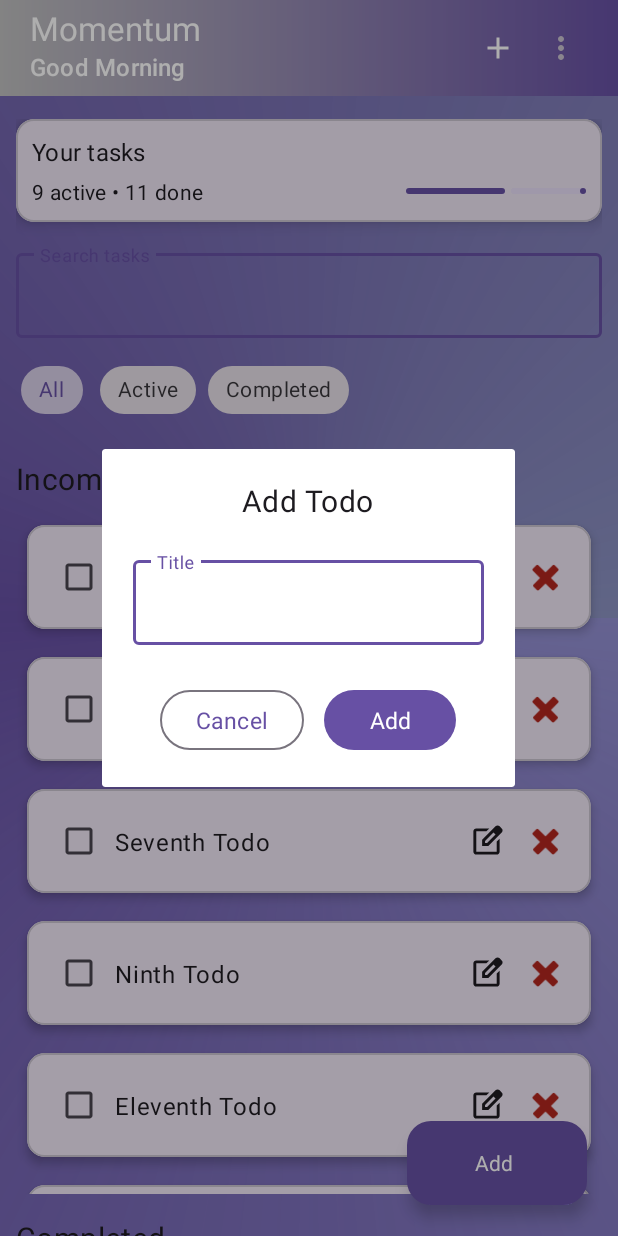
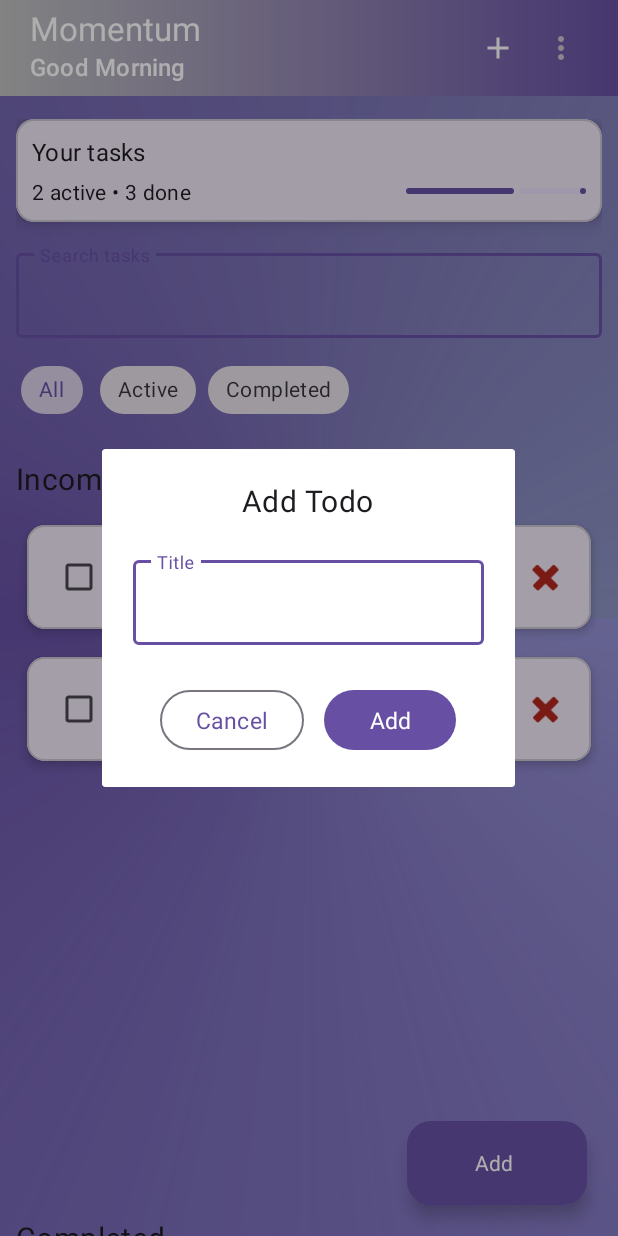
Before and after one commit to shubham-8609/Momentum, an Android app: the screen it shows after launch (MainActivity), after a tap on "New Todo", on a phone screen of 412 x 824 dp. Run offline under Robolectric (Android 15) with nearby library versions, the phone set to English and light mode, and no system bars; our stand-ins replace sdp/ssp sizes; Roboto replaces fonts that are not available here.

Commit message:
Add sharedPreferences for small options , used  DialogHelper

```diff
--- /dev/null
+++ b/app/src/main/java/com/codeleg/momentum/DialogHelper.kt
@@ -0,0 +1,57 @@
+package com.codeleg.momentum
+
+import android.app.Dialog
+import android.content.Context
+import android.content.SharedPreferences
+import android.widget.CheckBox
+import android.widget.EditText
+import android.view.View
+import com.google.android.material.snackbar.Snackbar
+import kotlin.random.Random
+
+object DialogHelper {
+
+    fun showAddTodoDialog(
+        context: MainActivity,
+        onAdd: (ToDoModal) -> Unit
+    ) {
+        Dialog(context).apply {
+            setContentView(R.layout.add_todo_layout)
+            val titleInput = findViewById<EditText>(R.id.todo_title_input)
+            findViewById<View>(R.id.add_todo_cancel_btn).setOnClickListener { dismiss() }
+            findViewById<View>(R.id.add_todo_btn).setOnClickListener {
+                val title = titleInput.text.toString().trim()
+                if (title.isEmpty()) {
+                    Snackbar.make(context.binding.root, "Title cannot be empty", Snackbar.LENGTH_SHORT).show()
+                } else {
+                    onAdd(ToDoModal(title,  generateRandomId(), false))
+                    dismiss()
+                }
+            }
+            show()
+        }
+    }
+
+    fun showConfirmDeleteDialog(
+        context: Context,
+        pref: SharedPreferences,
+        callback: (Boolean, Boolean) -> Unit
+    ) {
+        Dialog(context).apply {
+            setContentView(R.layout.dialog_confirm_delete)
+            val dontAsk = findViewById<CheckBox>(R.id.dont_ask_again_checkbox)
+
+            findViewById<View>(R.id.delete_confirm_dialog_cancel_button).setOnClickListener {
+                dismiss(); callback(false, false)
+            }
+            findViewById<View>(R.id.delete_todo_dialog_confirm_button).setOnClickListener {
+                val dontAskChecked = dontAsk.isChecked
+                pref.edit().putBoolean("delete_flag", dontAskChecked).apply()
+                dismiss(); callback(true, dontAskChecked)
+            }
+            show()
+        }
+    }
+
+    fun generateRandomId() = Random.nextInt(100000, 999999)
+}
--- a/app/src/main/java/com/codeleg/momentum/MainActivity.kt
+++ b/app/src/main/java/com/codeleg/momentum/MainActivity.kt
@@ -1,15 +1,11 @@
 package com.codeleg.momentum
 
 import android.Manifest
-import android.app.Dialog
-import android.app.Notification
-import android.app.NotificationChannel
-import android.app.NotificationManager
-import android.app.PendingIntent
+import android.app.*
 import android.content.Intent
+import android.content.SharedPreferences
 import android.content.pm.PackageManager
-import android.graphics.drawable.BitmapDrawable
-import android.graphics.drawable.Drawable
+import android.net.Uri
 import android.os.Build
 import android.os.Bundle
 import android.view.Menu
@@ -21,54 +17,54 @@ import androidx.activity.enableEdgeToEdge
 import androidx.appcompat.app.AppCompatActivity
 import androidx.core.app.ActivityCompat
 import androidx.core.content.ContextCompat
-import androidx.core.content.res.ResourcesCompat
-import androidx.core.graphics.drawable.toBitmap
 import androidx.core.view.ViewCompat
 import androidx.core.view.WindowInsetsCompat
 import androidx.recyclerview.widget.LinearLayoutManager
+import com.codeleg.momentum.DialogHelper.showAddTodoDialog
 import com.codeleg.momentum.databinding.ActivityMainBinding
 import com.google.android.material.chip.ChipGroup
 import com.google.android.material.snackbar.Snackbar
 import kotlin.random.Random
 
+sealed class TodoFilter(val key: String) {
+    object All : TodoFilter("all")
+    object Active : TodoFilter("active")
+    object Completed : TodoFilter("completed")
+
+    companion object {
+        fun fromKey(key: String): TodoFilter = when (key) {
+            "active" -> Active
+            "completed" -> Completed
+            else -> All
+        }
+    }
+}
+
 class MainActivity : AppCompatActivity(), TodoItemInteractionListener {
 
-    private lateinit var binding: ActivityMainBinding
-
-    private val completedTodos = mutableListOf<ToDoModal>()
-    private val activeTodos = mutableListOf<ToDoModal>()
-
+      lateinit var binding: ActivityMainBinding
     private lateinit var activeAdapter: ToDoAdapter
     private lateinit var completedAdapter: CompTodoAdapter
+    private lateinit var nm: NotificationManager
+    private lateinit var pref: SharedPreferences
 
+    private val activeTodos = mutableListOf<ToDoModal>()
+    private val completedTodos = mutableListOf<ToDoModal>()
     private var dontAskAgainDelete = false
+    private var currentFilter: TodoFilter = TodoFilter.All
+
     private val TODO_INFO_CHANNEL_ID = "todo_info_channel"
     private val TODO_INFO_CHANNEL_NAME = "Todo Reminder"
-    private  val NOTIFICATION_PERMISSION_REQUEST_CODE = 123
+    private val NOTIFICATION_PERMISSION_REQUEST_CODE = 123
 
     private companion object {
-
         private val initialItems = listOf(
             ToDoModal("First Todo", 1, true),
             ToDoModal("Second Todo", 2, true),
             ToDoModal("Third Todo", 3, false),
             ToDoModal("Fourth Todo", 4, true),
-            ToDoModal("Fifth Todo", 5, false),
-            ToDoModal("Sixth Todo", 6, true),
-            ToDoModal("Seventh Todo", 7, false),
-            ToDoModal("Eighth Todo", 8, true),
-            ToDoModal("Ninth Todo", 9, false),
-            ToDoModal("Tenth Todo", 10, true),
-            ToDoModal("Eleventh Todo", 11, false),
-            ToDoModal("Twelfth Todo", 12, true),
-            ToDoModal("Thirteenth Todo", 13, false),
-            ToDoModal("Fourteenth Todo", 14, true),
-            ToDoModal("Fifteenth Todo", 15, false),
-            ToDoModal("Sixteenth Todo", 16, true),
-            ToDoModal("Seventeenth Todo", 17, false),
-            ToDoModal("Eighteenth Todo", 18, true),
-            ToDoModal("Nineteenth Todo", 19, false),
-            ToDoModal("Twentieth Todo", 20, true)
+            ToDoModal("Fifth Todo", 5, false)
+            // add more if needed
         )
     }
 
@@ -78,19 +74,29 @@ class MainActivity : AppCompatActivity(), TodoItemInteractionListener {
         binding = ActivityMainBinding.inflate(layoutInflater)
         setContentView(binding.root)
 
+        nm = getSystemService(NOTIFICATION_SERVICE) as NotificationManager
+        pref = getSharedPreferences("settings", MODE_PRIVATE)
+
+        checkData()
         setupEdgeToEdge()
         setupToolbar()
         setupRecyclerViews()
         loadInitialData()
         setupFab()
-        updateProgress()
-        showNotification()
+        updateUI()
+        setupFilterChips()
 
-        binding.filterChips.setOnCheckedChangeListener { group, checkedId ->
-            filterTodo(group, checkedId)
-        }
+        requestNotificationPermission()
+    }
 
-        requestNotificationPermissionAndShow()
+    override fun onDestroy() {
+        super.onDestroy()
+        nm.notify(1, buildNotification())
+    }
+
+    override fun onResume() {
+        super.onResume()
+        nm.cancel(1)
     }
 
     private fun setupEdgeToEdge() {
@@ -119,93 +125,94 @@ class MainActivity : AppCompatActivity(), TodoItemInteractionListener {
     }
 
     private fun setupFab() = with(binding) {
-        addTodoDialogBtn.setOnClickListener { showAddTodoDialog() }
+        addTodoDialogBtn.setOnClickListener {
+            DialogHelper.showAddTodoDialog(this@MainActivity) { todo ->
+                addTodo(todo)
+            }
+        }
+    }
+
+    private fun setupFilterChips() {
+        binding.filterChips.setOnCheckedChangeListener { _, checkedId ->
+            val newFilter = when (checkedId) {
+                R.id.chip_active -> TodoFilter.Active
+                R.id.chip_completed -> TodoFilter.Completed
+                else -> TodoFilter.All
+            }
+            if (newFilter != currentFilter) {
+                saveFilterState(newFilter)
+                updateUIVisibility()
+            }
+        }
     }
 
     private fun loadInitialData() {
         initialItems.forEach { if (it.isDone) completedTodos.add(it) else activeTodos.add(it) }
         activeAdapter.notifyDataSetChanged()
         completedAdapter.notifyDataSetChanged()
-        updateUIVisibility()
-    }
-
-    private fun showAddTodoDialog() {
-        Dialog(this).apply {
-            setContentView(R.layout.add_todo_layout)
-            val titleInput = findViewById<EditText>(R.id.todo_title_input)
-            findViewById<View>(R.id.add_todo_cancel_btn).setOnClickListener { dismiss() }
-            findViewById<View>(R.id.add_todo_btn).setOnClickListener {
-                val title = titleInput.text.toString().trim()
-                if (title.isEmpty()) {
-                    Snackbar.make(binding.root, "Title cannot be empty", Snackbar.LENGTH_SHORT)
-                        .setAction("Dismiss") { }
-                        .show()
-                } else {
-                    addTodo(ToDoModal(title, generateRandomId(), false))
-                    dismiss()
-                }
-            }
-            show()
-        }
+        updateUI()
     }
 
     private fun addTodo(todo: ToDoModal) {
         activeTodos.add(todo)
         activeAdapter.notifyItemInserted(activeTodos.size - 1)
         binding.todosRecyclerView.scrollToPosition(activeTodos.size - 1)
-        updateProgress()
-        updateUIVisibility()
+        updateUI()
     }
 
-    override fun onTodoItemChecked(item: ToDoModal, position: Int) {
-        moveItemBetweenLists(activeTodos, completedTodos, position, activeAdapter, completedAdapter)
-    }
+    override fun onTodoItemChecked(item: ToDoModal, position: Int) =
+        toggleTodoState(activeTodos, completedTodos, position, activeAdapter, completedAdapter)
 
-    override fun onCompletedItemUnchecked(item: ToDoModal, position: Int) {
-        moveItemBetweenLists(completedTodos, activeTodos, position, completedAdapter, activeAdapter)
-    }
+    override fun onCompletedItemUnchecked(item: ToDoModal, position: Int) =
+        toggleTodoState(completedTodos, activeTodos, position, completedAdapter, activeAdapter)
 
-    private fun moveItemBetweenLists(
+    private fun toggleTodoState(
         from: MutableList<ToDoModal>,
         to: MutableList<ToDoModal>,
         pos: Int,
         fromAdapter: androidx.recyclerview.widget.RecyclerView.Adapter<*>,
         toAdapter: androidx.recyclerview.widget.RecyclerView.Adapter<*>
     ) {
-        if (pos !in from.indices) return
-        val item = from.removeAt(pos).apply { isDone = !isDone }
-        fromAdapter.notifyItemRemoved(pos)
-        to.add(item)
-        toAdapter.notifyItemInserted(to.size - 1)
+        from.getOrNull(pos)?.let { item ->
+            item.isDone = !item.isDone
+            from.removeAt(pos).also {
+                fromAdapter.notifyItemRemoved(pos)
+                to.add(it)
+                toAdapter.notifyItemInserted(to.size - 1)
+            }
+        }
+        updateUI()
+    }
+
+    override fun onAttemptDelete(callback: (Boolean) -> Unit) {
+        if (dontAskAgainDelete) {
+            callback(true)
+        } else {
+            DialogHelper.showConfirmDeleteDialog(this, pref) { confirmed, dontAsk ->
+                if (confirmed) {
+                    dontAskAgainDelete = dontAsk
+                    callback(true)
+                } else {
+                    callback(false)
+                }
+            }
+        }
+    }
+
+    private fun updateUI() {
         updateProgress()
         updateUIVisibility()
     }
 
-    override fun onAttemptDelete(callback: (Boolean) -> Unit) {
-        if (dontAskAgainDelete) callback(true) else showConfirmDeleteDialog(callback)
-        updateUIVisibility()
-    }
+    private fun updateUIVisibility() = with(binding) {
+        val showActive = activeTodos.isNotEmpty() && (currentFilter is TodoFilter.All || currentFilter is TodoFilter.Active)
+        val showCompleted = completedTodos.isNotEmpty() && (currentFilter is TodoFilter.All || currentFilter is TodoFilter.Completed)
 
-    private fun showConfirmDeleteDialog(callback: (Boolean) -> Unit) {
-        Dialog(this).apply {
-            setContentView(R.layout.dialog_confirm_delete)
-            val dontAsk = findViewById<CheckBox>(R.id.dont_ask_again_checkbox)
-            findViewById<View>(R.id.delete_confirm_dialog_cancel_button).setOnClickListener {
-                dismiss(); callback(false)
-            }
-            findViewById<View>(R.id.delete_todo_dialog_confirm_button).setOnClickListener {
-                dontAskAgainDelete = dontAsk.isChecked
-                dismiss(); callback(true)
-            }
-            show()
-        }
-    }
+        incompleteHeader.visibility = if (showActive) View.VISIBLE else View.GONE
+        todosRecyclerView.visibility = if (showActive) View.VISIBLE else View.GONE
 
-    private fun updateUIVisibility() = with(binding) {
-        completedHeader.visibility = if (completedTodos.isNotEmpty()) View.VISIBLE else View.GONE
-        completedTodoRecycler.visibility = completedHeader.visibility
-        incompleteHeader.visibility = if (activeTodos.isNotEmpty()) View.VISIBLE else View.GONE
-        todosRecyclerView.visibility = incompleteHeader.visibility
+        completedHeader.visibility = if (showCompleted) View.VISIBLE else View.GONE
+        completedTodoRecycler.visibility = if (showCompleted) View.VISIBLE else View.GONE
     }
 
     private fun updateProgress() = with(binding) {
@@ -217,70 +224,53 @@ class MainActivity : AppCompatActivity(), TodoItemInteractionListener {
         }
         val done = completedTodos.size
         todoProgress.progress = (done.toFloat() / total * 100).toInt()
-        val todoCountText = "${total - done} active • $done done"
-        todoCount.text = todoCountText
+        todoCount.text = "${total - done} active • $done done"
     }
 
-    private fun generateRandomId() = Random.nextInt(100000, 999999)
 
-    override fun onCreateOptionsMenu(menu: Menu?) = menuInflater.inflate(R.menu.activity_main_menu, menu).let { true }
+
+    override fun onCreateOptionsMenu(menu: Menu?) =
+        menuInflater.inflate(R.menu.activity_main_menu, menu).let { true }
 
     override fun onOptionsItemSelected(item: MenuItem): Boolean {
         when (item.itemId) {
-            R.id.add_todo_option -> showAddTodoDialog()
+            R.id.add_todo_option -> {
+                DialogHelper.showAddTodoDialog(this@MainActivity) { todo ->
+                    addTodo(todo)
+                }
+            }
             R.id.exit_option -> finishAffinity()
-            R.id.settings_option -> Snackbar.make(binding.root, "This feature isn't available.", Snackbar.LENGTH_SHORT)
-                .setAction("Dismiss") {}.show()
+            R.id.settings_option -> Snackbar.make(binding.root, "This feature isn’t available.", Snackbar.LENGTH_SHORT).show()
             R.id.ask_question_option -> {
                 val intent = Intent(Intent.ACTION_SEND)
                     .setType("message/rfc822")
-                    .putExtra(Intent.EXTRA_EMAIL , arrayOf("shubhamgupta8609@gmail.com"))
-                    .putExtra(Intent.EXTRA_SUBJECT , "Ask Question form Momentum")
-                    .putExtra(Intent.EXTRA_TEXT , "Hello developers , I want to ask a question about your app Momentum..")
-                 startActivity(Intent.createChooser(intent, "Send email using..."))
+                    .putExtra(Intent.EXTRA_EMAIL, arrayOf("shubhamgupta8609@gmail.com"))
+                    .putExtra(Intent.EXTRA_SUBJECT, "Ask Question from Momentum")
+                    .putExtra(Intent.EXTRA_TEXT, "Hello developers, I want to ask a question about your app Momentum..")
+                try {
+                    startActivity(Intent.createChooser(intent, "Send email using..."))
+                } catch (e: Exception) {
+                    Snackbar.make(binding.root, "No app found to send email.", Snackbar.LENGTH_SHORT).show()
+                }
+            }
+            R.id.contact_us_option -> {
+                val intent = Intent(Intent.ACTION_SENDTO)
+                    .setData(Uri.parse("smsto:" + Uri.encode("+919082871979")))
+                    .putExtra("sms_body", "Hello developer, [Your Query..]")
+                try {
+                startActivity(intent)
+                }catch(e: java.lang.Exception){
+                    Snackbar.make(binding.root, "No app found to send SMS.", Snackbar.LENGTH_SHORT).show()
+                }
             }
         }
         return super.onOptionsItemSelected(item)
     }
 
-    private fun filterTodo(group: ChipGroup, checkedId: Int) {
-        when (checkedId) {
-            R.id.chip_all -> {
-                binding.incompleteHeader.visibility = if (activeTodos.isNotEmpty()) View.VISIBLE else View.GONE
-                binding.todosRecyclerView.visibility = binding.incompleteHeader.visibility
-                binding.completedHeader.visibility = if (completedTodos.isNotEmpty()) View.VISIBLE else View.GONE
-                binding.completedTodoRecycler.visibility = binding.completedHeader.visibility
-            }
-            R.id.chip_active -> {
-                binding.incompleteHeader.visibility = if (activeTodos.isNotEmpty()) View.VISIBLE else View.GONE
-                binding.todosRecyclerView.visibility = binding.incompleteHeader.visibility
-                binding.completedHeader.visibility = View.GONE
-                binding.completedTodoRecycler.visibility = View.GONE
-            }
-            R.id.chip_completed -> {
-                binding.completedHeader.visibility = if (completedTodos.isNotEmpty()) View.VISIBLE else View.GONE
-                binding.completedTodoRecycler.visibility = binding.completedHeader.visibility
-                binding.incompleteHeader.visibility = View.GONE
-                binding.todosRecyclerView.visibility = View.GONE
-            }
-            else -> {
-                binding.incompleteHeader.visibility = if (activeTodos.isNotEmpty()) View.VISIBLE else View.GONE
-                binding.todosRecyclerView.visibility = binding.incompleteHeader.visibility
-                binding.completedHeader.visibility = if (completedTodos.isNotEmpty()) View.VISIBLE else View.GONE
-                binding.completedTodoRecycler.visibility = binding.completedHeader.visibility
-            }
-        }
-    }
-
-    private fun requestNotificationPermissionAndShow() {
+    private fun requestNotificationPermission() {
         if (Build.VERSION.SDK_INT >= Build.VERSION_CODES.TIRAMISU) {
             when {
-                ContextCompat.checkSelfPermission(
-                    this,
-                    Manifest.permission.POST_NOTIFICATIONS
-                ) == PackageManager.PERMISSION_GRANTED -> {
-
-                }
+                ContextCompat.checkSelfPermission(this, Manifest.permission.POST_NOTIFICATIONS) == PackageManager.PERMISSION_GRANTED -> Unit
                 shouldShowRequestPermissionRationale(Manifest.permission.POST_NOTIFICATIONS) -> {
                     Snackbar.make(binding.root, "Notification permission is required to show alerts.", Snackbar.LENGTH_LONG)
                         .setAction("Grant") {
@@ -299,42 +289,46 @@ class MainActivity : AppCompatActivity(), TodoItemInteractionListener {
                     )
                 }
             }
-        } else {
-            // Permission not required for older versions, proceed to show notification
-//            showAppNotification()
         }
     }
 
-
-    private fun showNotification(){
-        val nm = getSystemService(NOTIFICATION_SERVICE) as NotificationManager
-
-        if(Build.VERSION.SDK_INT  >= Build.VERSION_CODES.O){
-            val reminderChannel = NotificationChannel(TODO_INFO_CHANNEL_ID , TODO_INFO_CHANNEL_NAME ,
-                NotificationManager.IMPORTANCE_DEFAULT)
-            nm.createNotificationChannel(reminderChannel)
+    private fun buildNotification(): Notification {
+        if (Build.VERSION.SDK_INT >= Build.VERSION_CODES.O) {
+            nm.createNotificationChannel(
+                NotificationChannel(
+                    TODO_INFO_CHANNEL_ID,
+                    TODO_INFO_CHANNEL_NAME,
+                    NotificationManager.IMPORTANCE_DEFAULT
+                )
+            )
         }
 
-        val notificationBuilder = if(Build.VERSION.SDK_INT >= Build.VERSION_CODES.O) {
-            Notification.Builder(this , TODO_INFO_CHANNEL_ID)
-        }else{
-            Notification.Builder(this)
-        }
+        val pendingIntent = PendingIntent.getActivity(
+            this, 0, Intent(this, MainActivity::class.java),
+            PendingIntent.FLAG_IMMUTABLE
+        )
 
-        val pendingIntent = PendingIntent.getActivity(this , 0 , Intent(this , MainActivity::class.java) ,
-            PendingIntent.FLAG_IMMUTABLE )
-
-        notificationBuilder.setSmallIcon(R.drawable.app_icon)
+        return Notification.Builder(this, TODO_INFO_CHANNEL_ID)
+            .setSmallIcon(R.drawable.app_icon)
             .setContentTitle("Todo Reminder")
-            .setContentText("Complete your todos and to release Dopaimine")
+            .setContentText("Complete your todos and release dopamine")
             .setAutoCancel(true)
             .setContentIntent(pendingIntent)
-            val todoReminderNotification = notificationBuilder.build()
-            val notificationId = 1;
-
-        nm.notify(notificationId , todoReminderNotification )
-
+            .build()
     }
 
+    private fun checkData() {
+        dontAskAgainDelete = pref.getBoolean("delete_flag", false)
+        currentFilter = TodoFilter.fromKey(pref.getString("filter", "all") ?: "all")
+        when (currentFilter) {
+            TodoFilter.All -> binding.filterChips.check(R.id.chip_all)
+            TodoFilter.Active -> binding.filterChips.check(R.id.chip_active)
+            TodoFilter.Completed -> binding.filterChips.check(R.id.chip_completed)
+        }
+    }
 
+    private fun saveFilterState(state: TodoFilter) {
+        pref.edit().putString("filter", state.key).apply()
+        currentFilter = state
+    }
 }
--- a/app/src/main/res/menu/activity_main_menu.xml
+++ b/app/src/main/res/menu/activity_main_menu.xml
@@ -21,6 +21,10 @@
                 android:iconTint="@color/colorOnBackground"
             android:title="Ask Question"/>
     <item
+            android:id="@+id/contact_us_option"
+                android:iconTint="@color/colorOnBackground"
+            android:title="Contact Us"/>
+    <item
         android:id="@+id/exit_option"
         android:iconTint="@color/colorOnBackground"
         android:icon="@drawable/outline_exit_to_app_24"
```
